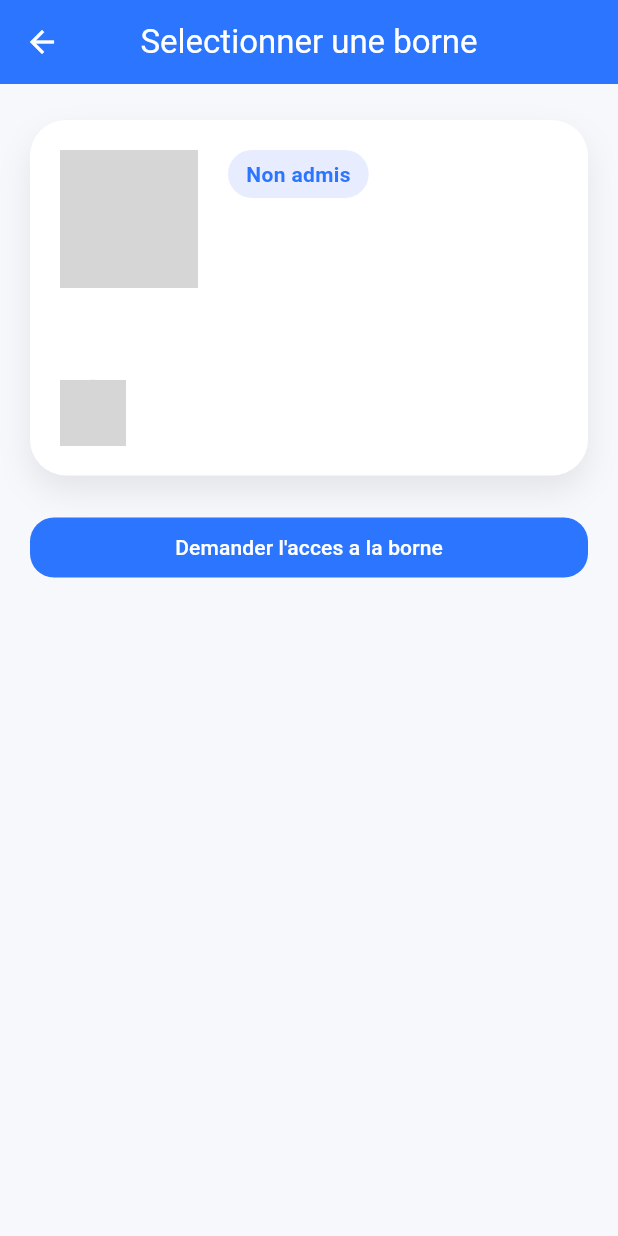
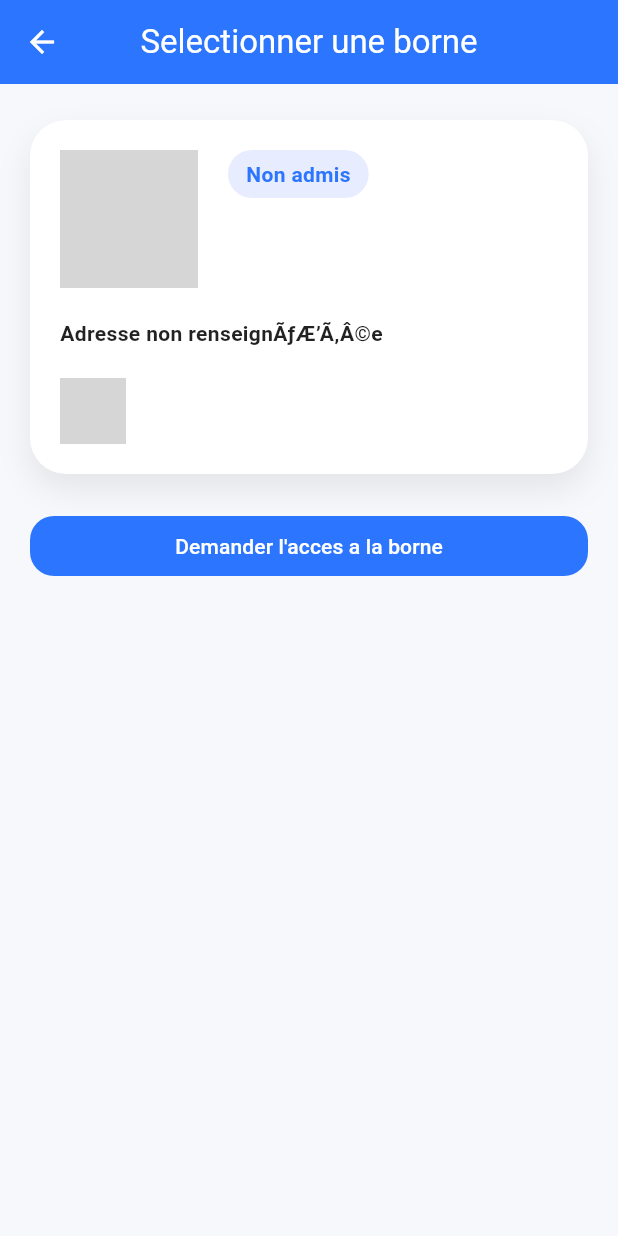
Before and after one commit to Hugophps/plogo_v1, a Flutter app: the DriverStationDetailPage screen opened directly with empty values, on a phone screen of 412 x 824 dp. Run offline on Flutter 3.47's test engine with Material 3 defaults, Android fonts, the light colour scheme and no system bars; our stand-ins replace file_picker, flutter_typeahead, geolocator, google_maps_flutter, supabase_flutter; accounts and stored records are empty; network calls fail; statements that could not run were skipped; grey boxes are pictures that could not be loaded.

Commit message:
fix: Correct brand and model display formatting and improve address handling in Station Summary Card

```diff
--- a/lib/features/driver_map/driver_station_detail_page.dart
+++ b/lib/features/driver_map/driver_station_detail_page.dart
@@ -372,7 +372,7 @@ class _StationSummaryCard extends StatelessWidget {
                     ),
                     Text(
                       station.brand.isNotEmpty
-                          ? '${station.brand} â€¢ ${station.model}'
+                          ? '${station.brand} ÃƒÆ’Ã†â€™Ãƒâ€šÃ‚Â¢ÃƒÆ’Ã‚Â¢ÃƒÂ¢Ã¢â€šÂ¬Ã…Â¡Ãƒâ€šÃ‚Â¬ÃƒÆ’Ã¢â‚¬Å¡Ãƒâ€šÃ‚Â¢ ${station.model}'
                           : station.model,
                       style: const TextStyle(color: Colors.black54),
                     ),
@@ -384,6 +384,8 @@ class _StationSummaryCard extends StatelessWidget {
           const SizedBox(height: 20),
           Text(
             address,
+            maxLines: 2,
+            overflow: TextOverflow.ellipsis,
             style: const TextStyle(
               fontWeight: FontWeight.w600,
               color: Colors.black87,
@@ -431,10 +433,13 @@ class _StationSummaryCard extends StatelessWidget {
     final parts = <String>[
       station.streetNumber,
       station.streetName,
-      '${station.postalCode} ${station.city}',
+      station.postalCode,
+      station.city,
       station.country,
     ];
-    return parts.where((part) => part.trim().isNotEmpty).join('\n');
+    parts.removeWhere((part) => part.trim().isEmpty);
+    if (parts.isEmpty) return 'Adresse non renseignÃƒÆ’Ã‚Â©e';
+    return parts.where((part) => part.trim().isNotEmpty).join(' ');
   }
 }
 
```
